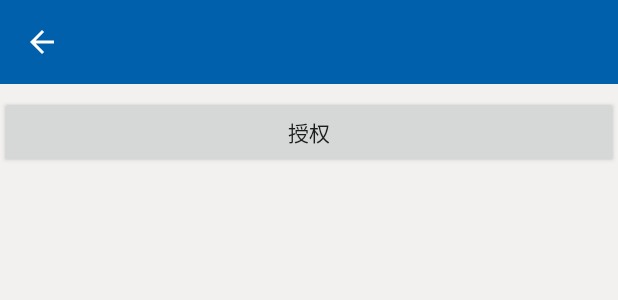
After one commit to shimiso/AFrameWork, an Android app: the layout permission.xml on its own in the app's theme, with its tools: preview values and no code run, on a phone screen of 412 x 824 dp. The commit adds this screen. Shown: the top 300 px of the screen. Run offline under Robolectric (Android 15) with nearby library versions, the phone set to English and light mode, and no system bars.

```diff
--- a/aframework/src/main/AndroidManifest.xml
+++ b/aframework/src/main/AndroidManifest.xml
@@ -6,6 +6,7 @@
     <permission
         android:name="com.eshangke.framework.permission.JPUSH_MESSAGE"
         android:protectionLevel="normal" />
+    <uses-permission android:name="android.permission.CAMERA" />
     <!-- 录音 -->
     <uses-permission android:name="android.permission.RECORD_AUDIO" />
     <!-- 允许应用可以访问网络 -->
@@ -78,6 +79,11 @@
         <activity
             android:name=".ui.activities.CoordinatorLayoutActivity"
             android:label="@string/coordinator_layout_sample"
+            android:launchMode="singleTop"
+            android:screenOrientation="portrait"/>
+        <activity
+            android:name=".ui.activities.PermiSampleActivity"
+            android:label="@string/permission_sample"
             android:launchMode="singleTop"
             android:screenOrientation="portrait"/>
         <activity
--- a/aframework/src/main/java/com/eshangke/framework/ui/activities/HttpSampleActivity.java
+++ b/aframework/src/main/java/com/eshangke/framework/ui/activities/HttpSampleActivity.java
@@ -99,7 +99,7 @@ public class HttpSampleActivity extends BaseActivity implements View.OnClickList
      */
     private void addDownloadTast() {
         for (int i = 0; i < 5; i++) {
-            String url = "http://dl.bintray.com/wyouflf/maven/org/xutils/xutils/3.3.8/xutils-3.3.8.aar";
+            String url = "http://tanzi27niu.cdsb.mobi/wps/wp-content/uploads/2017/05/2017-05-17_17-33-30.mp4";
             String label = i + "xUtils_" + System.nanoTime();
             try {
                 DownloadManager.getInstance().startDownload(
--- a/aframework/src/main/java/com/eshangke/framework/ui/activities/MainActivity.java
+++ b/aframework/src/main/java/com/eshangke/framework/ui/activities/MainActivity.java
@@ -137,6 +137,9 @@ public class MainActivity extends BaseActivity {
                     break;
                 case R.id.swiperefresh_sample://Swipe刷新
                     intent = new Intent(context, SwipeRefreshActivity.class);
+                    break;
+                case R.id.permission_sample://授权
+                    intent = new Intent(context, PermiSampleActivity.class);
                     break;
                 case R.id.image_detail_sample://图片查看例子
                     intent = new Intent(context, PhotoDetailActivity.class);
--- /dev/null
+++ b/aframework/src/main/res/layout/permission.xml
@@ -0,0 +1,24 @@
+<?xml version="1.0" encoding="utf-8"?>
+<LinearLayout xmlns:android="http://schemas.android.com/apk/res/android"
+    xmlns:app="http://schemas.android.com/apk/res-auto"
+    android:layout_width="fill_parent"
+    android:layout_height="fill_parent"
+    android:fitsSystemWindows="true"
+    android:orientation="vertical">
+
+
+    <android.support.v7.widget.Toolbar
+        android:id="@+id/toolbar"
+        style="@style/ToolbarStyle"
+        app:navigationIcon="?attr/homeAsUpIndicator"
+        app:popupTheme="@style/ThemeOverlay.AppCompat.Light" />
+
+
+    <Button
+        android:id="@+id/permission_btn"
+        android:layout_width="fill_parent"
+        android:layout_height="wrap_content"
+        android:layout_marginTop="8dip"
+        android:text="授权" />
+
+</LinearLayout>
--- a/aframework/src/main/res/menu/main_drawer.xml
+++ b/aframework/src/main/res/menu/main_drawer.xml
@@ -27,9 +27,9 @@
             android:icon="@drawable/ic_menu_share"
             android:title="@string/pulltorefresh_sample" />
         <item
-            android:id="@+id/share_auth_sample"
+            android:id="@+id/permission_sample"
             android:icon="@drawable/ic_menu_auth"
-            android:title="@string/share_auth_sample" />
+            android:title="@string/permission_sample" />
         <item
             android:id="@+id/bottom_tab_sample"
             android:icon="@drawable/ic_menu_save"
--- a/aframework/src/main/res/values/strings.xml
+++ b/aframework/src/main/res/values/strings.xml
@@ -108,7 +108,7 @@
     <string name="bottom_tab_sample">BootomTab切换例子</string>
     <string name="swiperefresh_sample">Swipe刷新</string>
     <string name="pulltorefresh_sample">下拉刷新例子</string>
-    <string name="share_auth_sample">授权示例子</string>
+    <string name="permission_sample">授权示例子</string>
     <string name="retry_refresh_news">点我一下,重新加载</string>
     <string name="loading">加载中…</string>
     <string name="channel_explain">点击可增删/长按并拖拽可排序</string>
--- a/gradle.properties
+++ b/gradle.properties
@@ -13,7 +13,4 @@
 # http://www.gradle.org/docs/current/userguide/multi_project_builds.html#sec:decoupled_projects
 # org.gradle.parallel=true
 #Thu Jul 06 10:05:42 CST 2017
-systemProp.http.proxyHost=127.0.0.1
 org.gradle.jvmargs=-Xmx2048M
-systemProp.http.proxyPort=55936
-android.useDeprecatedNdk=true
```
Also changed, not shown: aframework/build.gradle (+26 -23 lines), aframework/src/main/java/com/eshangke/framework/ui/activities/PermiSampleActivity.java (added, +69 -0 lines), build.gradle (+13 -5 lines), nicevideoplayer/build.gradle (+6 -7 lines), pulltorefresh/build.gradle (+5 -6 lines), gradle/wrapper/gradle-wrapper.properties, 3 other files.
